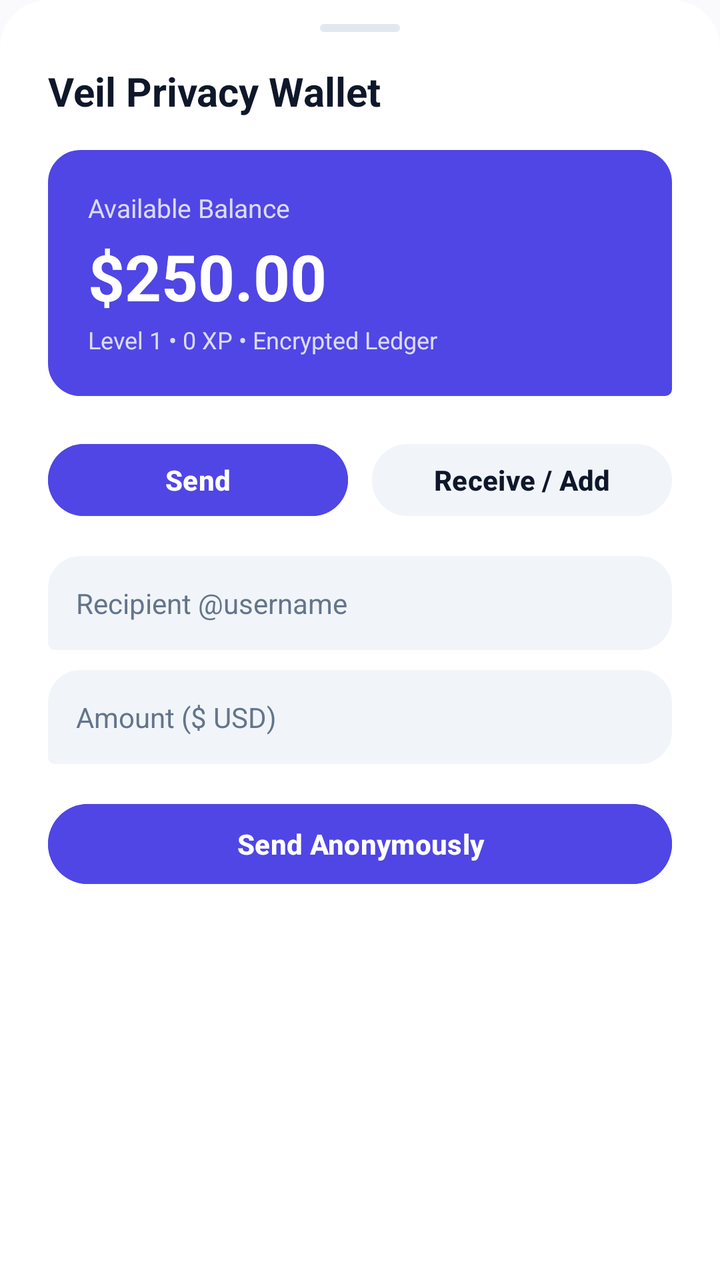
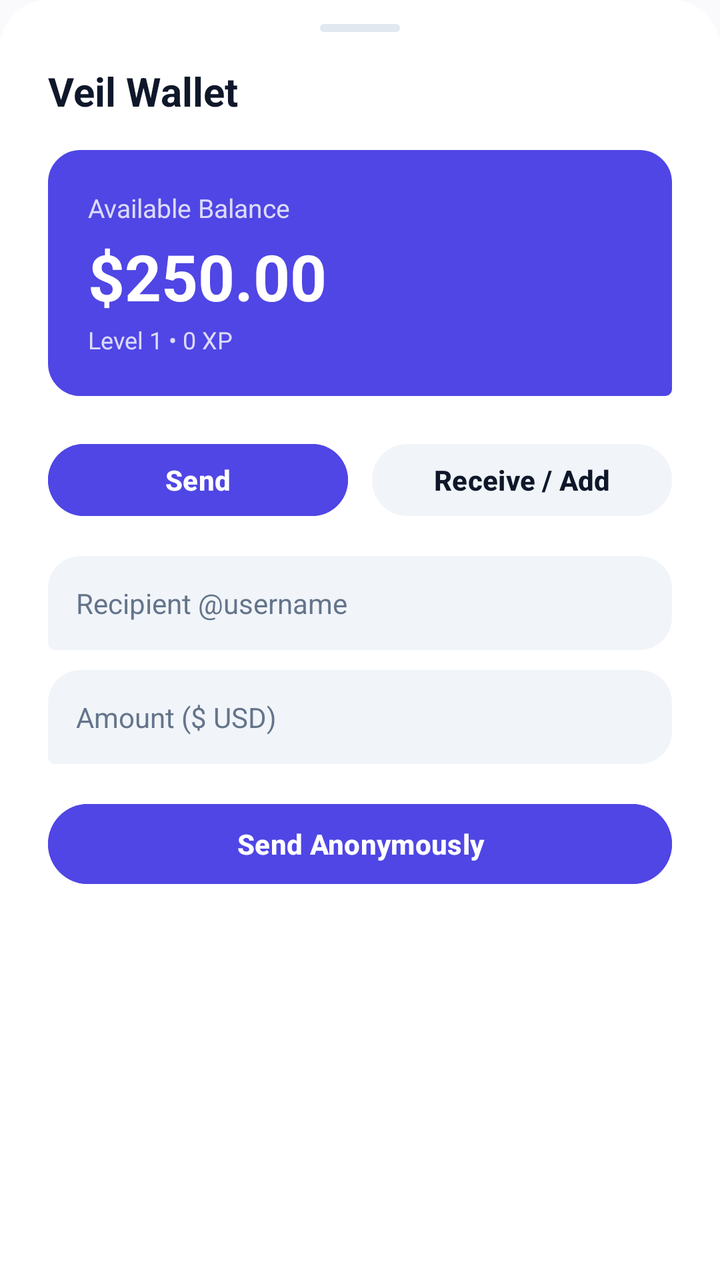

Compare the two renders of this Android layout. The source of the first and the diff that turns it into the second are given below.
<!-- AndroidManifest.xml: application theme Theme.VEIL -->
<!-- res/layout/dialog_wallet.xml -->
<?xml version="1.0" encoding="utf-8"?>
<LinearLayout xmlns:android="http://schemas.android.com/apk/res/android"
    xmlns:app="http://schemas.android.com/apk/res-auto"
    android:layout_width="match_parent"
    android:layout_height="wrap_content"
    android:background="@drawable/bg_bottom_sheet_modern"
    android:orientation="vertical"
    android:paddingStart="24dp"
    android:paddingTop="12dp"
    android:paddingEnd="24dp"
    android:paddingBottom="32dp">

    
    <View
        android:layout_width="40dp"
        android:layout_height="4dp"
        android:layout_gravity="center_horizontal"
        android:layout_marginBottom="16dp"
        android:background="@drawable/bg_attach_item"
        android:backgroundTint="@color/colorOutline" />

    <TextView
        android:layout_width="wrap_content"
        android:layout_height="wrap_content"
        android:text="Veil Privacy Wallet"
        android:textColor="@color/colorTextPrimary"
        android:textSize="20sp"
        android:textStyle="bold" />

    
    <LinearLayout
        android:layout_width="match_parent"
        android:layout_height="wrap_content"
        android:layout_marginTop="16dp"
        android:background="@drawable/bg_message_sent"
        android:backgroundTint="@color/colorPrimary"
        android:orientation="vertical"
        android:padding="20dp">

        <TextView
            android:layout_width="wrap_content"
            android:layout_height="wrap_content"
            android:text="Available Balance"
            android:textColor="#CCFFFFFF"
            android:textSize="13sp" />

        <TextView
            android:id="@+id/walletBalanceText"
            android:layout_width="wrap_content"
            android:layout_height="wrap_content"
            android:layout_marginTop="4dp"
            android:text="$250.00"
            android:textColor="@android:color/white"
            android:textSize="32sp"
            android:textStyle="bold" />

        <TextView
            android:id="@+id/walletSubtitleText"
            android:layout_width="wrap_content"
            android:layout_height="wrap_content"
            android:layout_marginTop="2dp"
            android:text="Level 1 • 0 XP • Encrypted Ledger"
            android:textColor="#CCFFFFFF"
            android:textSize="12sp" />
    </LinearLayout>

    
    <LinearLayout
        android:layout_width="match_parent"
        android:layout_height="wrap_content"
        android:layout_marginTop="20dp"
        android:orientation="horizontal">

        <Button
            android:id="@+id/tabSend"
            android:layout_width="0dp"
            android:layout_height="44dp"
            android:layout_marginEnd="6dp"
            android:layout_weight="1"
            android:backgroundTint="@color/colorPrimary"
            android:text="Send"
            android:textColor="@android:color/white"
            android:textStyle="bold" />

        <Button
            android:id="@+id/tabReceive"
            android:layout_width="0dp"
            android:layout_height="44dp"
            android:layout_marginStart="6dp"
            android:layout_weight="1"
            android:backgroundTint="@color/colorSurfaceVariant"
            android:text="Receive / Add"
            android:textColor="@color/colorTextPrimary"
            android:textStyle="bold" />
    </LinearLayout>

    
    <LinearLayout
        android:id="@+id/sendContainer"
        android:layout_width="match_parent"
        android:layout_height="wrap_content"
        android:layout_marginTop="16dp"
        android:orientation="vertical">

        <EditText
            android:id="@+id/walletRecipientInput"
            android:layout_width="match_parent"
            android:layout_height="wrap_content"
            android:background="@drawable/bg_message_received"
            android:backgroundTint="@color/colorSurfaceVariant"
            android:hint="Recipient @username"
            android:inputType="text"
            android:padding="14dp"
            android:textColor="@color/colorTextPrimary"
            android:textColorHint="@color/colorTextSecondary"
            android:textSize="14sp" />

        <EditText
            android:id="@+id/walletAmountInput"
            android:layout_width="match_parent"
            android:layout_height="wrap_content"
            android:layout_marginTop="10dp"
            android:background="@drawable/bg_message_received"
            android:backgroundTint="@color/colorSurfaceVariant"
            android:hint="Amount ($ USD)"
            android:inputType="numberDecimal"
            android:padding="14dp"
            android:textColor="@color/colorTextPrimary"
            android:textColorHint="@color/colorTextSecondary"
            android:textSize="14sp" />

        <Button
            android:id="@+id/btnConfirmSend"
            android:layout_width="match_parent"
            android:layout_height="48dp"
            android:layout_marginTop="16dp"
            android:backgroundTint="@color/colorPrimary"
            android:text="Send Anonymously"
            android:textColor="@android:color/white"
            android:textStyle="bold" />
    </LinearLayout>

    
    <LinearLayout
        android:id="@+id/receiveContainer"
        android:layout_width="match_parent"
        android:layout_height="wrap_content"
        android:layout_marginTop="16dp"
        android:gravity="center"
        android:orientation="vertical"
        android:visibility="gone">

        <ImageView
            android:layout_width="64dp"
            android:layout_height="64dp"
            android:src="@drawable/ic_veil_shield"
            app:tint="@color/colorPrimary" />

        <TextView
            android:layout_width="wrap_content"
            android:layout_height="wrap_content"
            android:layout_marginTop="8dp"
            android:text="Your Veil Wallet Address"
            android:textColor="@color/colorTextPrimary"
            android:textSize="14sp"
            android:textStyle="bold" />

        <TextView
            android:id="@+id/walletAddressText"
            android:layout_width="wrap_content"
            android:layout_height="wrap_content"
            android:layout_marginTop="4dp"
            android:text="0x71C94B2E58A6D19F90A"
            android:textColor="@color/colorPrimary"
            android:textSize="13sp"
            android:textStyle="bold" />

        <Button
            android:id="@+id/btnCopyAddress"
            android:layout_width="wrap_content"
            android:layout_height="40dp"
            android:layout_marginTop="12dp"
            android:backgroundTint="@color/colorSurfaceVariant"
            android:text="Copy Address"
            android:textColor="@color/colorTextPrimary"
            android:textSize="13sp" />

        <Button
            android:id="@+id/btnClaimDailyBonus"
            android:layout_width="match_parent"
            android:layout_height="44dp"
            android:layout_marginTop="16dp"
            android:backgroundTint="@color/colorPrimary"
            android:text="🎁 Claim Daily Streak Bonus (+25 VC)"
            android:textColor="@android:color/white"
            android:textStyle="bold" />
    </LinearLayout>

</LinearLayout>
<!-- resources referenced by this layout -->
<resources>
  <color name="colorOutline">#E2E8F0</color>
  <color name="colorPrimary">#4F46E5</color>
  <color name="colorSurfaceVariant">#F1F5F9</color>
  <color name="colorTextPrimary">#0F172A</color>
  <color name="colorTextSecondary">#64748B</color>
  <!-- drawable bg_attach_item (drawable) -->
  <?xml version="1.0" encoding="utf-8"?>
  <shape xmlns:android="http://schemas.android.com/apk/res/android"
      android:shape="rectangle">
      <corners android:radius="18dp" />
      <solid android:color="@color/colorSurfaceVariant" />
  </shape>
  <!-- drawable bg_bottom_sheet_modern (drawable) -->
  <?xml version="1.0" encoding="utf-8"?>
  <shape xmlns:android="http://schemas.android.com/apk/res/android">
      <solid android:color="@color/colorSurface" />
      <corners
          android:topLeftRadius="24dp"
          android:topRightRadius="24dp" />
  </shape>
  <!-- drawable bg_message_received (drawable) -->
  <?xml version="1.0" encoding="utf-8"?>
  <shape xmlns:android="http://schemas.android.com/apk/res/android">
      <solid android:color="@color/message_bubble_received" />
      <corners
          android:topLeftRadius="16dp"
          android:topRightRadius="16dp"
          android:bottomLeftRadius="3dp"
          android:bottomRightRadius="16dp" />
      <stroke
          android:width="0.8dp"
          android:color="@color/colorOutline" />
  </shape>
  <!-- drawable bg_message_sent (drawable) -->
  <?xml version="1.0" encoding="utf-8"?>
  <shape xmlns:android="http://schemas.android.com/apk/res/android">
      <solid android:color="@color/message_bubble_sent" />
      <corners
          android:topLeftRadius="16dp"
          android:topRightRadius="16dp"
          android:bottomLeftRadius="16dp"
          android:bottomRightRadius="3dp" />
      <stroke
          android:width="0.8dp"
          android:color="@color/colorOutline" />
  </shape>
  <!-- drawable ic_veil_shield (drawable) -->
  <vector xmlns:android="http://schemas.android.com/apk/res/android"
      android:width="24dp"
      android:height="24dp"
      android:viewportWidth="24"
      android:viewportHeight="24">
      <path
          android:fillColor="@color/colorPrimary"
          android:pathData="M12,1L3,5v6c0,5.55 3.84,10.74 9,12 5.16,-1.26 9,-6.45 9,-12V5l-9,-4zM12,11.99h7c-0.53,4.12 -3.28,7.79 -7,8.94V12H5V6.3l7,-3.11v8.8z"/>
  </vector>
  <style name="Theme.VEIL" parent="Base.Theme.VEIL" />
  <color name="colorSurface">#FFFFFF</color>
  <color name="message_bubble_received">#FFFFFF</color>
  <color name="message_bubble_sent">#E0E7FE</color>
  <color name="colorOnPrimary">#FFFFFF</color>
  <color name="colorPrimaryContainer">#EEF2FF</color>
  <color name="colorOnPrimaryContainer">#3730A3</color>
  <color name="colorBackground">#FAFAFC</color>
  <style name="ModernBottomSheetDialogTheme" parent="Theme.Material3.DayNight.BottomSheetDialog">
          <item name="bottomSheetStyle">@style/ModernBottomSheetStyle</item>
          <item name="android:windowIsFloating">false</item>
          <item name="android:statusBarColor">@android:color/transparent</item>
          <item name="android:navigationBarColor">@android:color/transparent</item>
      </style>
  <style name="ModernBottomSheetStyle" parent="Widget.Material3.BottomSheet">
          <item name="android:background">@android:color/transparent</item>
      </style>
  <!-- unchanged entries left out for length: 1 -->
</resources>

<!-- the commit's change to res/layout/dialog_wallet.xml (unified diff, before → after) -->
@@ -22,7 +22,7 @@
     <TextView
         android:layout_width="wrap_content"
         android:layout_height="wrap_content"
-        android:text="Veil Privacy Wallet"
+        android:text="Veil Wallet"
         android:textColor="@color/colorTextPrimary"
         android:textSize="20sp"
         android:textStyle="bold" />
@@ -59,7 +59,7 @@
             android:layout_width="wrap_content"
             android:layout_height="wrap_content"
             android:layout_marginTop="2dp"
-            android:text="Level 1 • 0 XP • Encrypted Ledger"
+            android:text="Level 1 • 0 XP"
             android:textColor="#CCFFFFFF"
             android:textSize="12sp" />
     </LinearLayout>
